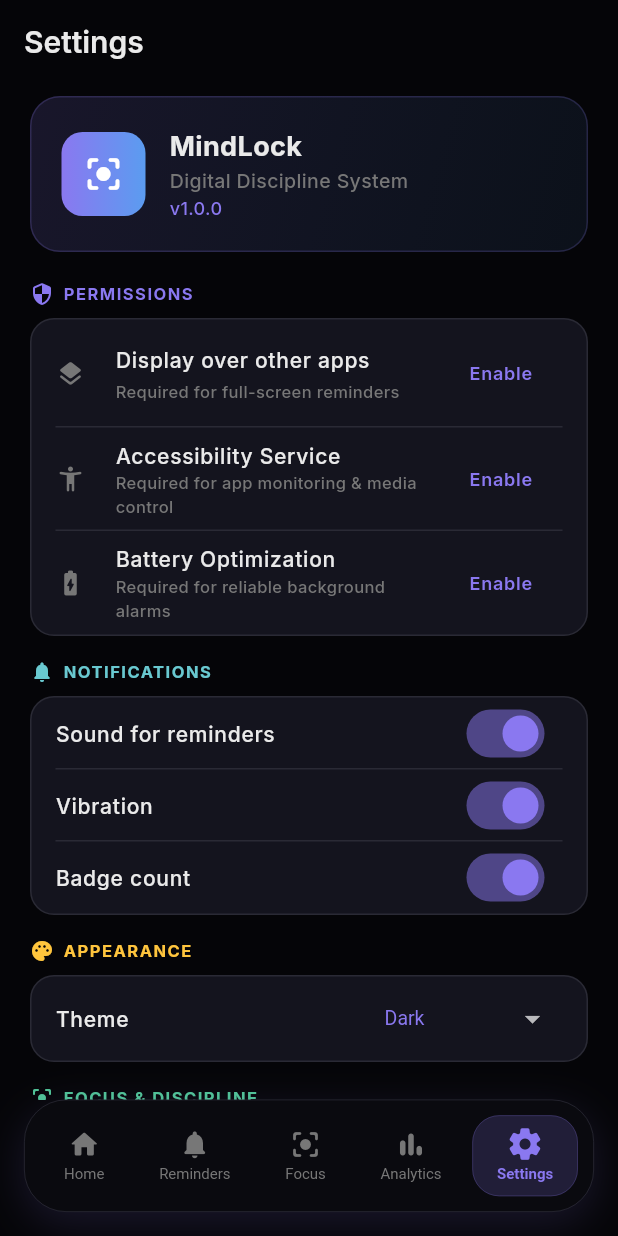
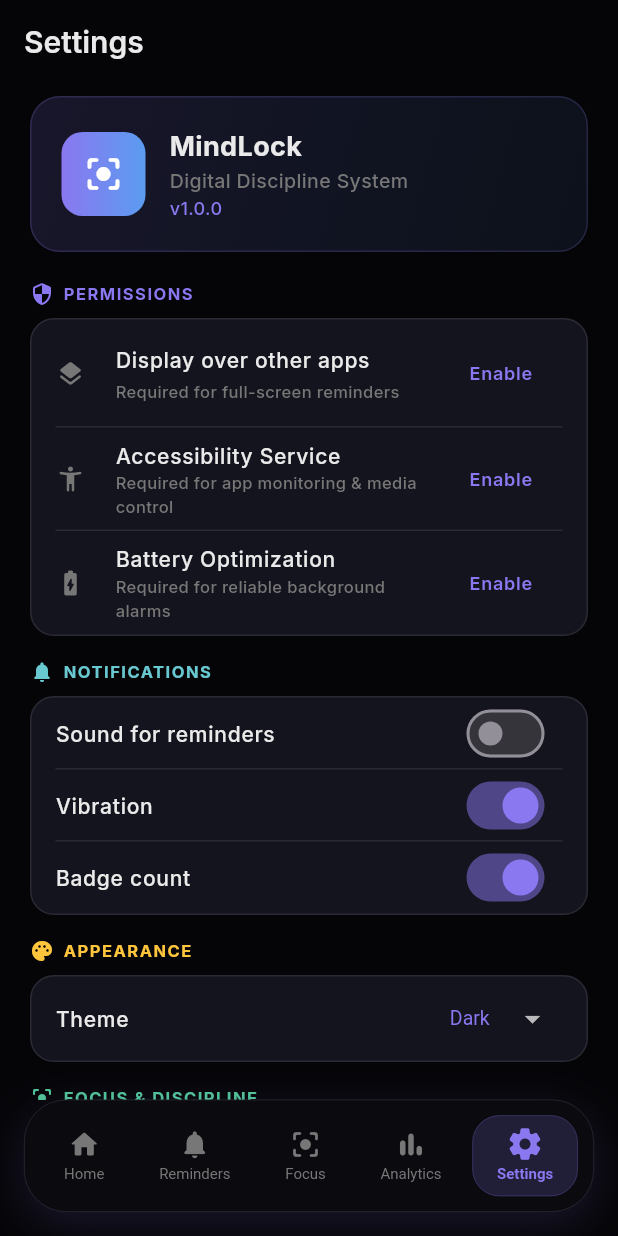
Before and after one commit to 5hu6h4m/MINDLOCK, a Flutter app: the SettingsScreen screen opened by its route, after a tap on "Sound for reminders", on a phone screen of 412 x 824 dp. Run offline on Flutter 3.47's test engine with Material 3 defaults, Android fonts, the phone set to English and light mode, and no system bars; our stand-ins replace fl_chart, flutter_local_notifications, flutter_riverpod, go_router, google_fonts, hive_flutter and 1 more; missing offline and left inert: MindLock; accounts and stored records are empty.

Commit message:
Pre-rename commit

```diff
--- /dev/null
+++ b/lib/core/providers/settings_provider.dart
@@ -0,0 +1,86 @@
+import 'package:flutter_riverpod/flutter_riverpod.dart';
+import 'package:hive_flutter/hive_flutter.dart';
+
+class AppSettings {
+  final bool soundEnabled;
+  final bool vibrationEnabled;
+  final bool badgeEnabled;
+  final bool disciplineScoreEnabled;
+  final bool aiSuggestionsEnabled;
+  final bool streakTrackingEnabled;
+
+  AppSettings({
+    this.soundEnabled = true,
+    this.vibrationEnabled = true,
+    this.badgeEnabled = true,
+    this.disciplineScoreEnabled = true,
+    this.aiSuggestionsEnabled = true,
+    this.streakTrackingEnabled = true,
+  });
+
+  AppSettings copyWith({
+    bool? soundEnabled,
+    bool? vibrationEnabled,
+    bool? badgeEnabled,
+    bool? disciplineScoreEnabled,
+    bool? aiSuggestionsEnabled,
+    bool? streakTrackingEnabled,
+  }) {
+    return AppSettings(
+      soundEnabled: soundEnabled ?? this.soundEnabled,
+      vibrationEnabled: vibrationEnabled ?? this.vibrationEnabled,
+      badgeEnabled: badgeEnabled ?? this.badgeEnabled,
+      disciplineScoreEnabled: disciplineScoreEnabled ?? this.disciplineScoreEnabled,
+      aiSuggestionsEnabled: aiSuggestionsEnabled ?? this.aiSuggestionsEnabled,
+      streakTrackingEnabled: streakTrackingEnabled ?? this.streakTrackingEnabled,
+    );
+  }
+}
+
+final settingsProvider = StateNotifierProvider<SettingsNotifier, AppSettings>((ref) {
+  return SettingsNotifier();
+});
+
+class SettingsNotifier extends StateNotifier<AppSettings> {
+  SettingsNotifier() : super(AppSettings()) {
+    _loadSettings();
+  }
+
+  void _loadSettings() {
+    final box = Hive.box('settings');
+    state = AppSettings(
+      soundEnabled: box.get('soundEnabled', defaultValue: true),
+      vibrationEnabled: box.get('vibrationEnabled', defaultValue: true),
+      badgeEnabled: box.get('badgeEnabled', defaultValue: true),
+      disciplineScoreEnabled: box.get('disciplineScoreEnabled', defaultValue: true),
+      aiSuggestionsEnabled: box.get('aiSuggestionsEnabled', defaultValue: true),
+      streakTrackingEnabled: box.get('streakTrackingEnabled', defaultValue: true),
+    );
+  }
+
+  void updateSetting(String key, bool value) {
+    final box = Hive.box('settings');
+    box.put(key, value);
+
+    switch (key) {
+      case 'soundEnabled':
+        state = state.copyWith(soundEnabled: value);
+        break;
+      case 'vibrationEnabled':
+        state = state.copyWith(vibrationEnabled: value);
+        break;
+      case 'badgeEnabled':
+        state = state.copyWith(badgeEnabled: value);
+        break;
+      case 'disciplineScoreEnabled':
+        state = state.copyWith(disciplineScoreEnabled: value);
+        break;
+      case 'aiSuggestionsEnabled':
+        state = state.copyWith(aiSuggestionsEnabled: value);
+        break;
+      case 'streakTrackingEnabled':
+        state = state.copyWith(streakTrackingEnabled: value);
+        break;
+    }
+  }
+}
--- a/lib/data/local/models/mission_model.dart
+++ b/lib/data/local/models/mission_model.dart
@@ -1,5 +1,5 @@
 import 'package:hive_flutter/hive_flutter.dart';
-import 'package:focuslock/core/constants/enums.dart';
+import 'package:MindLock/core/constants/enums.dart';
 
 part 'mission_model.g.dart';
 
--- a/lib/data/local/models/reminder_model.dart
+++ b/lib/data/local/models/reminder_model.dart
@@ -1,5 +1,5 @@
 import 'package:hive_flutter/hive_flutter.dart';
-import 'package:focuslock/core/constants/enums.dart';
+import 'package:MindLock/core/constants/enums.dart';
 
 part 'reminder_model.g.dart';
 
--- a/lib/main.dart
+++ b/lib/main.dart
@@ -3,6 +3,7 @@
 import 'package:hive_flutter/hive_flutter.dart';
 import 'core/router/app_router.dart';
 import 'core/theme/app_theme.dart';
+import 'core/providers/theme_provider.dart';
 import 'data/local/hive_boxes.dart';
 import 'services/notification_service.dart';
 
@@ -13,21 +14,23 @@
   await HiveBoxes.registerAdapters();
   await HiveBoxes.openBoxes();
   await NotificationService.initialize();
-  runApp(const ProviderScope(child: FocusLockApp()));
+  runApp(const ProviderScope(child: MindLockApp()));
 }
 
-class FocusLockApp extends ConsumerWidget {
-  const FocusLockApp({super.key});
+class MindLockApp extends ConsumerWidget {
+  const MindLockApp({super.key});
 
   @override
   Widget build(BuildContext context, WidgetRef ref) {
     final router = ref.watch(appRouterProvider);
+    final themeMode = ref.watch(themeProvider);
+
     return MaterialApp.router(
-      title: 'FocusLock',
+      title: 'MindLock',
       debugShowCheckedModeBanner: false,
       theme: AppTheme.lightTheme,
       darkTheme: AppTheme.darkTheme,
-      themeMode: ThemeMode.dark,
+      themeMode: themeMode,
       routerConfig: router,
     );
   }
--- a/lib/presentation/settings/settings_screen.dart
+++ b/lib/presentation/settings/settings_screen.dart
@@ -2,6 +2,8 @@
 import 'package:flutter_riverpod/flutter_riverpod.dart';
 import '../../core/theme/app_theme.dart';
 import '../../services/platform_channel.dart';
+import '../../core/providers/theme_provider.dart';
+import '../../core/providers/settings_provider.dart';
 
 class SettingsScreen extends ConsumerStatefulWidget {
   const SettingsScreen({super.key});
@@ -33,6 +35,9 @@
 
   @override
   Widget build(BuildContext context) {
+    final settings = ref.watch(settingsProvider);
+    final themeMode = ref.watch(themeProvider);
+
     return Scaffold(
       backgroundColor: AppTheme.bgDark,
       appBar: AppBar(
@@ -97,18 +102,18 @@
             children: [
               _ToggleSetting(
                 label: 'Sound for reminders',
-                value: true,
-                onChanged: (_) {},
+                value: settings.soundEnabled,
+                onChanged: (val) => ref.read(settingsProvider.notifier).updateSetting('soundEnabled', val),
               ),
               _ToggleSetting(
                 label: 'Vibration',
-                value: true,
-                onChanged: (_) {},
+                value: settings.vibrationEnabled,
+                onChanged: (val) => ref.read(settingsProvider.notifier).updateSetting('vibrationEnabled', val),
               ),
               _ToggleSetting(
                 label: 'Badge count',
-                value: true,
-                onChanged: (_) {},
+                value: settings.badgeEnabled,
+                onChanged: (val) => ref.read(settingsProvider.notifier).updateSetting('badgeEnabled', val),
               ),
             ],
           ),
@@ -122,9 +127,13 @@
             children: [
               _DropdownSetting(
                 label: 'Theme',
-                value: 'Dark',
-                options: const ['Dark', 'Light', 'AMOLED Black'],
-                onChanged: (_) {},
+                value: themeMode.name[0].toUpperCase() + themeMode.name.substring(1),
+                options: const ['Dark', 'Light', 'System'],
+                onChanged: (val) {
+                  if (val != null) {
+                    ref.read(themeProvider.notifier).setTheme(val);
+                  }
+                },
               ),
             ],
           ),
@@ -138,18 +147,18 @@
             children: [
               _ToggleSetting(
                 label: 'Daily discipline score',
-                value: true,
-                onChanged: (_) {},
+                value: settings.disciplineScoreEnabled,
+                onChanged: (val) => ref.read(settingsProvider.notifier).updateSetting('disciplineScoreEnabled', val),
               ),
               _ToggleSetting(
                 label: 'AI smart suggestions',
-                value: true,
-                onChanged: (_) {},
+                value: settings.aiSuggestionsEnabled,
+                onChanged: (val) => ref.read(settingsProvider.notifier).updateSetting('aiSuggestionsEnabled', val),
               ),
               _ToggleSetting(
                 label: 'Streak tracking',
-                value: true,
-                onChanged: (_) {},
+                value: settings.streakTrackingEnabled,
+                onChanged: (val) => ref.read(settingsProvider.notifier).updateSetting('streakTrackingEnabled', val),
               ),
             ],
           ),
--- a/lib/services/platform_channel.dart
+++ b/lib/services/platform_channel.dart
@@ -3,7 +3,7 @@
 /// Bridge to native Android functionality
 class PlatformChannel {
   static const MethodChannel _channel =
-      MethodChannel('com.focuslock/native');
+      MethodChannel('com.MindLock/native');
 
   static Function(String packageName)? onEscapeAttempt;
 
--- a/pubspec.yaml
+++ b/pubspec.yaml
@@ -1,4 +1,4 @@
-name: focuslock
+name: mindlock
 description: MindLock - Digital Discipline & Smart Reminder System
 publish_to: 'none'
 version: 1.0.0+1
@@ -70,7 +70,7 @@
 flutter_launcher_icons:
   android: true
   ios: true
-  image_path: "assets/images/logo.png"
+  image_path: "assets/logo.png"
 
 flutter:
   uses-material-design: true
```
Also changed, not shown: lib/core/providers/theme_provider.dart (added, +38 -0 lines), assets/logo.png (added), 51 other files.
